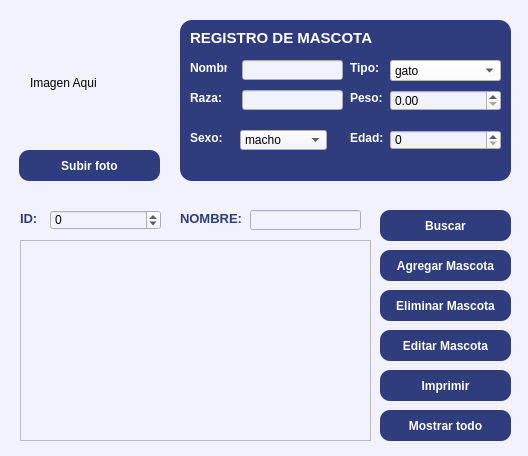
Qt form ui/controlwidget.ui (Mileybis/RegistroDeMascotas) before a commit.
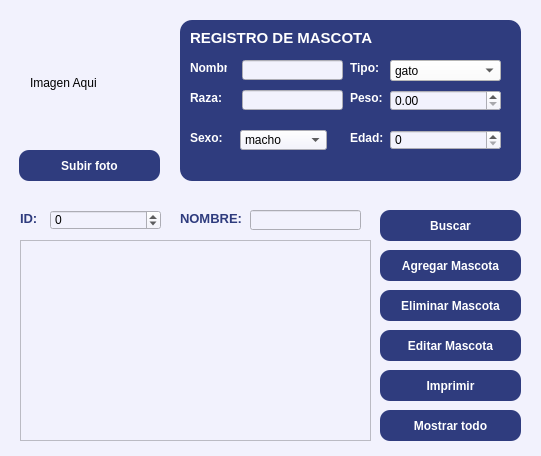
The same form after that commit. Icons and pictures are not drawn.

Commit message: iconos de prueba

The edit to the form file:
```diff
--- a/ui/controlwidget.ui
+++ b/ui/controlwidget.ui
@@ -6,7 +6,7 @@
    <rect>
     <x>0</x>
     <y>0</y>
-    <width>528</width>
+    <width>541</width>
     <height>456</height>
    </rect>
   </property>
@@ -32,7 +32,7 @@
     <rect>
      <x>380</x>
      <y>330</y>
-     <width>131</width>
+     <width>141</width>
      <height>31</height>
     </rect>
    </property>
@@ -64,7 +64,7 @@
     <rect>
      <x>380</x>
      <y>290</y>
-     <width>131</width>
+     <width>141</width>
      <height>31</height>
     </rect>
    </property>
@@ -96,7 +96,7 @@
     <rect>
      <x>380</x>
      <y>250</y>
-     <width>131</width>
+     <width>141</width>
      <height>31</height>
     </rect>
    </property>
@@ -168,7 +168,7 @@
     <rect>
      <x>180</x>
      <y>20</y>
-     <width>331</width>
+     <width>341</width>
      <height>161</height>
     </rect>
    </property>
@@ -431,7 +431,7 @@
     <rect>
      <x>380</x>
      <y>370</y>
-     <width>131</width>
+     <width>141</width>
      <height>31</height>
     </rect>
    </property>
@@ -525,7 +525,7 @@
     <rect>
      <x>380</x>
      <y>210</y>
-     <width>131</width>
+     <width>141</width>
      <height>31</height>
     </rect>
    </property>
@@ -611,7 +611,7 @@
     <rect>
      <x>380</x>
      <y>410</y>
-     <width>131</width>
+     <width>141</width>
      <height>31</height>
     </rect>
    </property>
```
Left out of the diff: 8 changed lines with no effect on the pictures.
